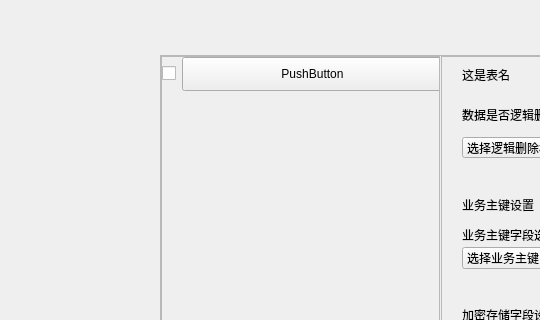
First picture: the form in app/ui/MainWindow_copy2.ui, repository ncepu-iDealStudio/Flask_RESTfulAPI_Codegen_Application, before the edit; both pictures show x 0 to 540 and y 0 to 320 of the 1320 by 768 pixel window.
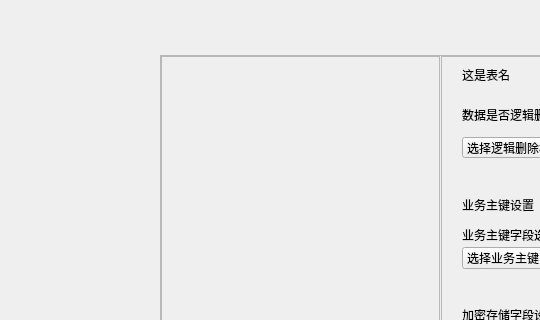
Second picture: the form after the edit. The open tabs and pages were chosen to show the change.

The edit to the form file:
```diff
--- a/app/ui/MainWindow_copy2.ui
+++ b/app/ui/MainWindow_copy2.ui
@@ -270,40 +270,7 @@
                    <height>34</height>
                   </rect>
                  </property>
-                 <layout class="QHBoxLayout" name="horizontalLayout_all_6" stretch="0,0">
-                  <item>
-                   <widget class="QCheckBox" name="checkBox_all_6">
-                    <property name="sizePolicy">
-                     <sizepolicy hsizetype="Fixed" vsizetype="Fixed">
-                      <horstretch>0</horstretch>
-                      <verstretch>0</verstretch>
-                     </sizepolicy>
-                    </property>
-                    <property name="minimumSize">
-                     <size>
-                      <width>0</width>
-                      <height>0</height>
-                     </size>
-                    </property>
-                    <property name="text">
-                     <string/>
-                    </property>
-                   </widget>
-                  </item>
-                  <item>
-                   <widget class="QPushButton" name="pushButton_all_6">
-                    <property name="sizePolicy">
-                     <sizepolicy hsizetype="Minimum" vsizetype="Minimum">
-                      <horstretch>0</horstretch>
-                      <verstretch>0</verstretch>
-                     </sizepolicy>
-                    </property>
-                    <property name="text">
-                     <string>PushButton</string>
-                    </property>
-                   </widget>
-                  </item>
-                 </layout>
+                 <layout class="QHBoxLayout" name="horizontalLayout_all_6" stretch=""/>
                 </widget>
                </widget>
               </widget>
```
Left out of the diff: 2 changed lines with no effect on the pictures.
